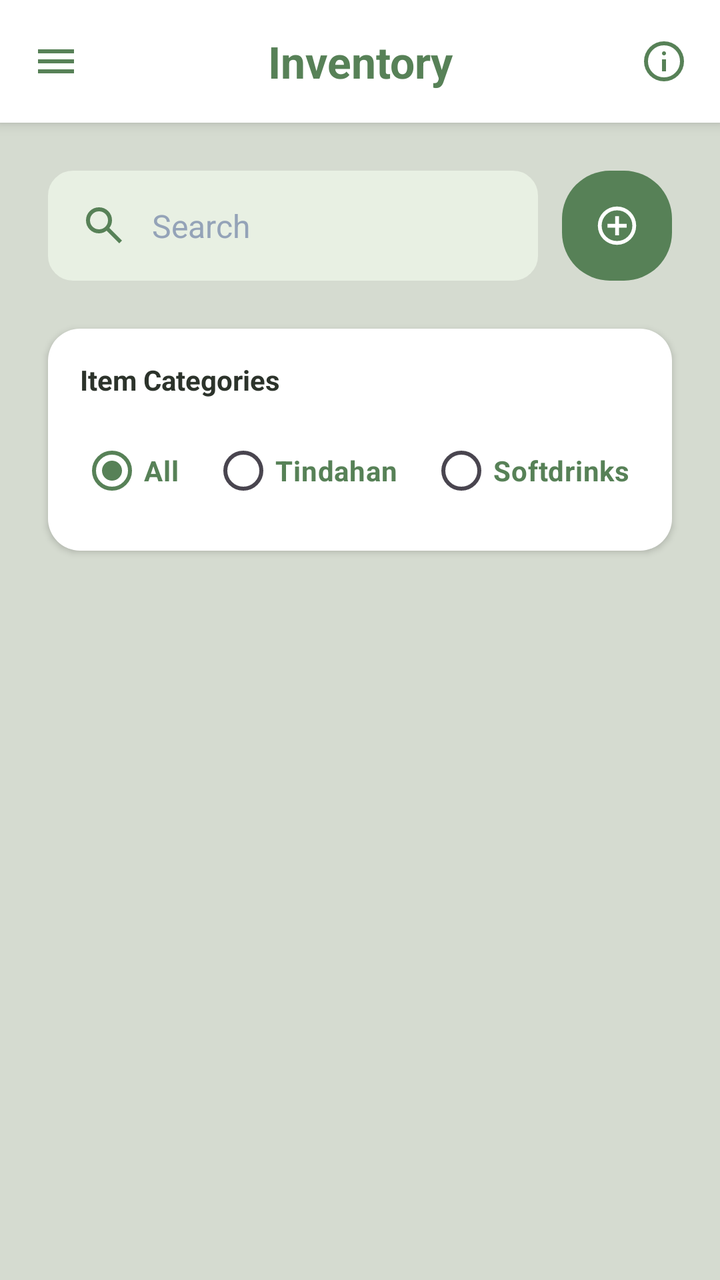
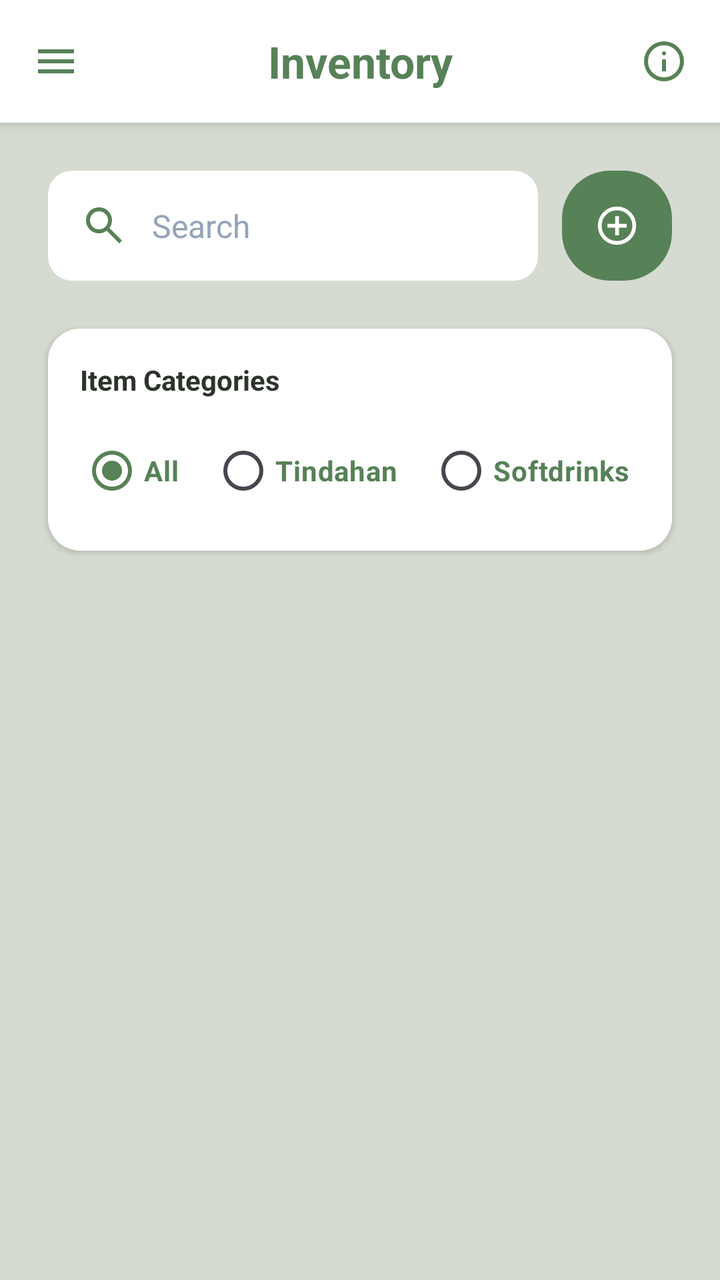

An Android layout rendered at two revisions. The XML below is the earlier revision; the diff shows what the commit changed to produce the second picture.
<!-- AndroidManifest.xml: application theme Theme.SariSariStoreApp -->
<!-- res/layout/activity_inventory.xml -->
<?xml version="1.0" encoding="utf-8"?>
<LinearLayout xmlns:android="http://schemas.android.com/apk/res/android"
    xmlns:app="http://schemas.android.com/apk/res-auto"
    android:id="@+id/main"
    android:layout_width="match_parent"
    android:layout_height="match_parent"
    android:background="@color/kanto_bg"
    android:orientation="vertical">

    <LinearLayout
        android:layout_width="match_parent"
        android:layout_height="wrap_content"
        android:background="@color/white"
        android:elevation="4dp"
        android:gravity="center_vertical"
        android:orientation="horizontal"
        android:padding="16dp">

        <ImageView
            android:id="@+id/btnMenu"
            android:layout_width="24dp"
            android:layout_height="24dp"
            android:background="?attr/selectableItemBackgroundBorderless"
            android:src="@drawable/ic_menu"
            app:tint="@color/kanto_primary" />

        <TextView
            android:layout_width="0dp"
            android:layout_height="wrap_content"
            android:layout_weight="1"
            android:text="Inventory"
            android:textAlignment="center"
            android:textColor="@color/kanto_primary"
            android:textSize="22sp"
            android:textStyle="bold" />

        <ImageView
            android:id="@+id/btnInfo"
            android:layout_width="24dp"
            android:layout_height="24dp"
            android:background="?attr/selectableItemBackgroundBorderless"
            android:src="@drawable/ic_info"
            app:tint="@color/kanto_primary" />
    </LinearLayout>

    <LinearLayout
        android:layout_width="match_parent"
        android:layout_height="wrap_content"
        android:orientation="horizontal"
        android:paddingHorizontal="24dp"
        android:layout_marginBottom="24dp"
        android:layout_marginTop="24dp">

        <EditText
            android:id="@+id/etSearchInventory"
            android:textColor="@color/kanto_text_head"
            android:layout_width="0dp"
            android:layout_height="55dp"
            android:layout_weight="1"
            android:background="@drawable/bg_rounded_input"
            android:backgroundTint="#E8F0E3"
            android:drawableStart="@drawable/ic_search"
            android:drawablePadding="12dp"
            android:hint="Search"
            android:textColorHint="#94A3B8"
            android:paddingHorizontal="16dp"
            android:textSize="16sp"
            android:layout_marginEnd="12dp" />

        <ImageView
            android:id="@+id/btnAddNewItemUI"
            android:layout_width="55dp"
            android:layout_height="55dp"
            android:background="@drawable/bg_rounded_button"
            android:backgroundTint="@color/kanto_primary"
            android:src="@drawable/ic_add"
            android:padding="16dp"
            app:tint="@color/white" />
    </LinearLayout>

    <LinearLayout
        android:layout_width="match_parent"
        android:layout_height="wrap_content"
        android:layout_marginHorizontal="24dp"
        android:layout_marginBottom="16dp"
        android:background="@drawable/bg_card_rounded"
        android:backgroundTint="#FFFFFF"
        android:elevation="2dp"
        android:orientation="vertical"
        android:padding="16dp">

        <TextView
            android:layout_width="wrap_content"
            android:layout_height="wrap_content"
            android:text="Item Categories"
            android:textColor="@color/kanto_text_head"
            android:textSize="14sp"
            android:textStyle="bold"
            android:layout_marginBottom="12dp"/>

        <HorizontalScrollView
            android:layout_width="match_parent"
            android:layout_height="wrap_content"
            android:scrollbars="none">

            <RadioGroup
                android:id="@+id/radioGroupCategory"
                android:layout_width="wrap_content"
                android:layout_height="wrap_content"
                android:orientation="horizontal">

                <RadioButton
                    android:id="@+id/radioAll"
                    android:layout_width="wrap_content"
                    android:layout_height="wrap_content"
                    android:text="All"
                    android:textColor="@color/kanto_primary"
                    android:textStyle="bold"
                    android:checked="true"
                    android:layout_marginEnd="16dp"/>

                <RadioButton
                    android:id="@+id/radioTindahan"
                    android:layout_width="wrap_content"
                    android:layout_height="wrap_content"
                    android:text="Tindahan"
                    android:textColor="@color/kanto_primary"
                    android:textStyle="bold"
                    android:layout_marginEnd="16dp"/>

                <RadioButton
                    android:id="@+id/radioSoftdrinks"
                    android:layout_width="wrap_content"
                    android:layout_height="wrap_content"
                    android:text="Softdrinks"
                    android:textColor="@color/kanto_primary"
                    android:textStyle="bold"
                    android:layout_marginEnd="16dp"/>

                <RadioButton
                    android:id="@+id/radioPrint"
                    android:layout_width="wrap_content"
                    android:layout_height="wrap_content"
                    android:text="Print"
                    android:textColor="@color/kanto_primary"
                    android:textStyle="bold" />
            </RadioGroup>
        </HorizontalScrollView>
    </LinearLayout>
    <androidx.recyclerview.widget.RecyclerView
        android:id="@+id/listInventory"
        android:layout_width="match_parent"
        android:layout_height="0dp"
        android:layout_weight="1"
        android:clipToPadding="false"
        android:paddingBottom="24dp" />

    <LinearLayout
        android:layout_width="match_parent"
        android:layout_height="wrap_content"
        android:orientation="vertical"
        android:visibility="gone">
        <Button android:id="@+id/btnScanInventory" android:layout_width="wrap_content" android:layout_height="wrap_content" />
        <EditText android:id="@+id/etNewBarcode" android:layout_width="wrap_content" android:layout_height="wrap_content" />
        <EditText android:id="@+id/etNewName" android:layout_width="wrap_content" android:layout_height="wrap_content" />
        <EditText android:id="@+id/etNewBasePrice" android:layout_width="wrap_content" android:layout_height="wrap_content" />
        <EditText android:id="@+id/etNewSellingPrice" android:layout_width="wrap_content" android:layout_height="wrap_content" />
        <EditText android:id="@+id/etNewQty" android:layout_width="wrap_content" android:layout_height="wrap_content" />

        <TextView
            android:layout_width="wrap_content"
            android:layout_height="wrap_content"
            android:text="Category"
            android:textColor="@color/kanto_text_head"
            android:textStyle="bold"
            android:layout_marginBottom="4dp"/>

        <Spinner
            android:id="@+id/spinnerCategory"
            android:layout_width="match_parent"
            android:layout_height="48dp"
            android:layout_marginBottom="16dp"
            android:background="@drawable/bg_spinner_outline" />

        <Button android:id="@+id/btnSaveProduct" android:layout_width="wrap_content" android:layout_height="wrap_content" />
    </LinearLayout>

</LinearLayout>
<!-- resources referenced by this layout -->
<resources>
  <color name="kanto_bg">#D5DBD0</color>
  <color name="kanto_primary">#578157</color>
  <color name="kanto_text_head">#2C332B</color>
  <color name="white">#FFFFFF</color>
  <!-- drawable bg_card_rounded (drawable) -->
  <?xml version="1.0" encoding="utf-8"?>
  <shape xmlns:android="http://schemas.android.com/apk/res/android">
      <solid android:color="@android:color/white" />
      <corners android:radius="16dp" /> </shape>
  <!-- drawable bg_rounded_button (drawable) -->
  <?xml version="1.0" encoding="utf-8"?>
  <ripple xmlns:android="http://schemas.android.com/apk/res/android"
      android:color="#33000000"> <item>
      <shape>
          <solid android:color="@color/white" />
          <corners android:radius="24dp" />
      </shape>
  </item>
  
  </ripple>
  <!-- drawable bg_rounded_input (drawable) -->
  <?xml version="1.0" encoding="utf-8"?>
  <selector xmlns:android="http://schemas.android.com/apk/res/android">
  
      <item android:state_focused="true">
          <shape>
              <solid android:color="#DDE5D8" />
              <corners android:radius="12dp" />
              <stroke android:width="2dp" android:color="@color/kanto_primary" />
              <padding android:left="16dp" android:top="12dp" android:right="16dp" android:bottom="12dp" />
          </shape>
      </item>
  
      <item>
          <shape>
              <solid android:color="#DDE5D8" />
              <corners android:radius="12dp" />
              <stroke android:width="1dp" android:color="#C5CEC0" />
              <padding android:left="16dp" android:top="12dp" android:right="16dp" android:bottom="12dp" />
          </shape>
      </item>
  
  </selector>
  <!-- drawable bg_spinner_outline (drawable) -->
  <?xml version="1.0" encoding="utf-8"?>
  <shape xmlns:android="http://schemas.android.com/apk/res/android">
      <solid android:color="@android:color/transparent" />
      <stroke android:width="2dp" android:color="@color/kanto_primary" />
      <corners android:radius="12dp" />
  </shape>
  <!-- drawable ic_menu (drawable) -->
  <vector xmlns:android="http://schemas.android.com/apk/res/android"
      android:width="24dp"
      android:height="24dp"
      android:viewportWidth="960"
      android:viewportHeight="960">
    <path
        android:pathData="M120,720v-80h720v80L120,720ZM120,520v-80h720v80L120,520ZM120,320v-80h720v80L120,320Z"
        android:fillColor="#578157"/>
  </vector>
  <!-- drawable ic_search (drawable) -->
  <vector xmlns:android="http://schemas.android.com/apk/res/android"
      android:width="24dp"
      android:height="24dp"
      android:viewportWidth="960"
      android:viewportHeight="960">
    <path
        android:pathData="M784,840 L532,588q-30,24 -69,38t-83,14q-109,0 -184.5,-75.5T120,380q0,-109 75.5,-184.5T380,120q109,0 184.5,75.5T640,380q0,44 -14,83t-38,69l252,252 -56,56ZM380,560q75,0 127.5,-52.5T560,380q0,-75 -52.5,-127.5T380,200q-75,0 -127.5,52.5T200,380q0,75 52.5,127.5T380,560Z"
        android:fillColor="#578157"/>
  </vector>
  <style name="Theme.SariSariStoreApp" parent="Base.Theme.SariSariStoreApp" />
  <style name="Base.Theme.SariSariStoreApp" parent="Theme.Material3.DayNight.NoActionBar">
          <item name="colorPrimary">@color/kanto_primary</item>
  
          <item name="android:statusBarColor">@color/kanto_primary</item>
          <item name="colorControlActivated">@color/kanto_primary</item>
          <item name="android:windowLightStatusBar">false</item>
      </style>
  <!-- unchanged entries left out for length: 2 -->
</resources>

<!-- the commit's change to res/layout/activity_inventory.xml (unified diff, before → after) -->
@@ -57,8 +57,8 @@
             android:layout_width="0dp"
             android:layout_height="55dp"
             android:layout_weight="1"
-            android:background="@drawable/bg_rounded_input"
-            android:backgroundTint="#E8F0E3"
+            android:background="@drawable/bg_input_focused"
+
             android:drawableStart="@drawable/ic_search"
             android:drawablePadding="12dp"
             android:hint="Search"
<!-- resource entries referenced after the edit -->
@@ -9,6 +9,26 @@
   <shape xmlns:android="http://schemas.android.com/apk/res/android">
       <solid android:color="@android:color/white" />
       <corners android:radius="16dp" /> </shape>
+  <!-- drawable bg_input_focused (drawable) -->
+  <?xml version="1.0" encoding="utf-8"?>
+  <selector xmlns:android="http://schemas.android.com/apk/res/android">
+  
+      <item android:state_focused="true">
+          <shape android:shape="rectangle">
+              <solid android:color="@color/white" />
+              <stroke android:width="2dp" android:color="@color/kanto_primary" />
+              <corners android:radius="12dp" />
+          </shape>
+      </item>
+  
+      <item>
+          <shape android:shape="rectangle">
+              <solid android:color="@color/white" />
+              <corners android:radius="12dp" />
+          </shape>
+      </item>
+  
+  </selector>
   <!-- drawable bg_rounded_button (drawable) -->
   <?xml version="1.0" encoding="utf-8"?>
   <ripple xmlns:android="http://schemas.android.com/apk/res/android"
@@ -20,33 +40,12 @@
   </item>
   
   </ripple>
-  <!-- drawable bg_rounded_input (drawable) -->
-  <?xml version="1.0" encoding="utf-8"?>
-  <selector xmlns:android="http://schemas.android.com/apk/res/android">
-  
-      <item android:state_focused="true">
-          <shape>
-              <solid android:color="#DDE5D8" />
-              <corners android:radius="12dp" />
-              <stroke android:width="2dp" android:color="@color/kanto_primary" />
-              <padding android:left="16dp" android:top="12dp" android:right="16dp" android:bottom="12dp" />
-          </shape>
-      </item>
-  
-      <item>
-          <shape>
-              <solid android:color="#DDE5D8" />
-              <corners android:radius="12dp" />
-              <stroke android:width="1dp" android:color="#C5CEC0" />
-              <padding android:left="16dp" android:top="12dp" android:right="16dp" android:bottom="12dp" />
-          </shape>
-      </item>
-  
-  </selector>
   <!-- drawable bg_spinner_outline (drawable) -->
   <?xml version="1.0" encoding="utf-8"?>
   <shape xmlns:android="http://schemas.android.com/apk/res/android">
-      <solid android:color="@android:color/transparent" />
+  
+      <solid android:color="@color/white" />
+  
       <stroke android:width="2dp" android:color="@color/kanto_primary" />
       <corners android:radius="12dp" />
   </shape>
